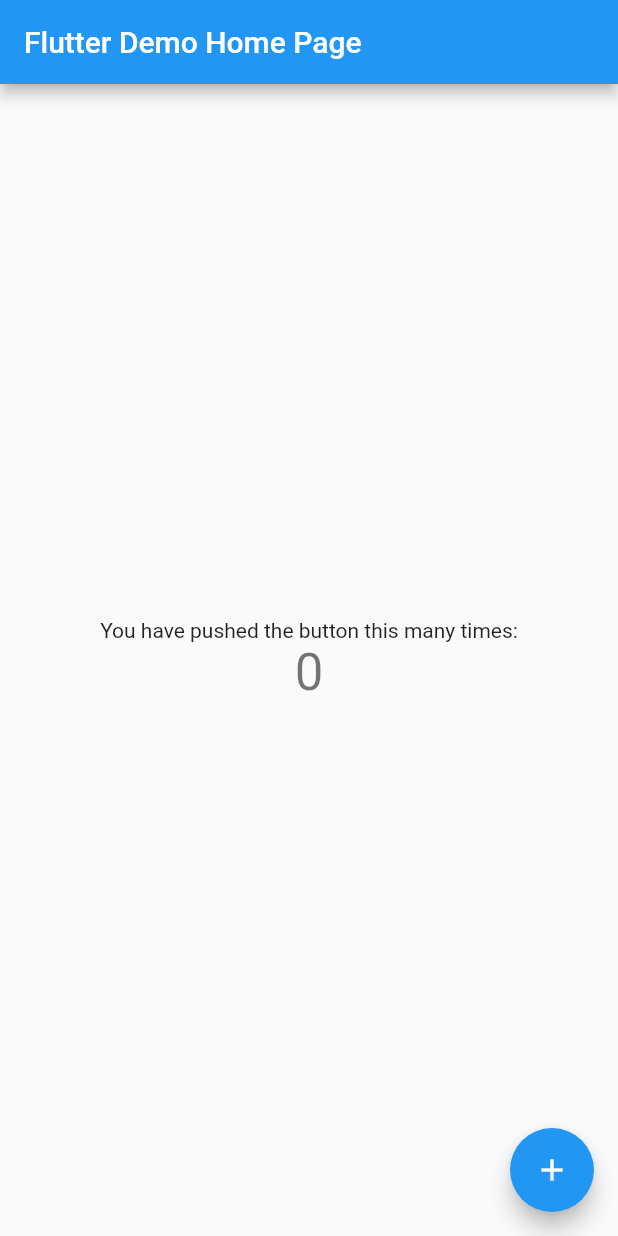
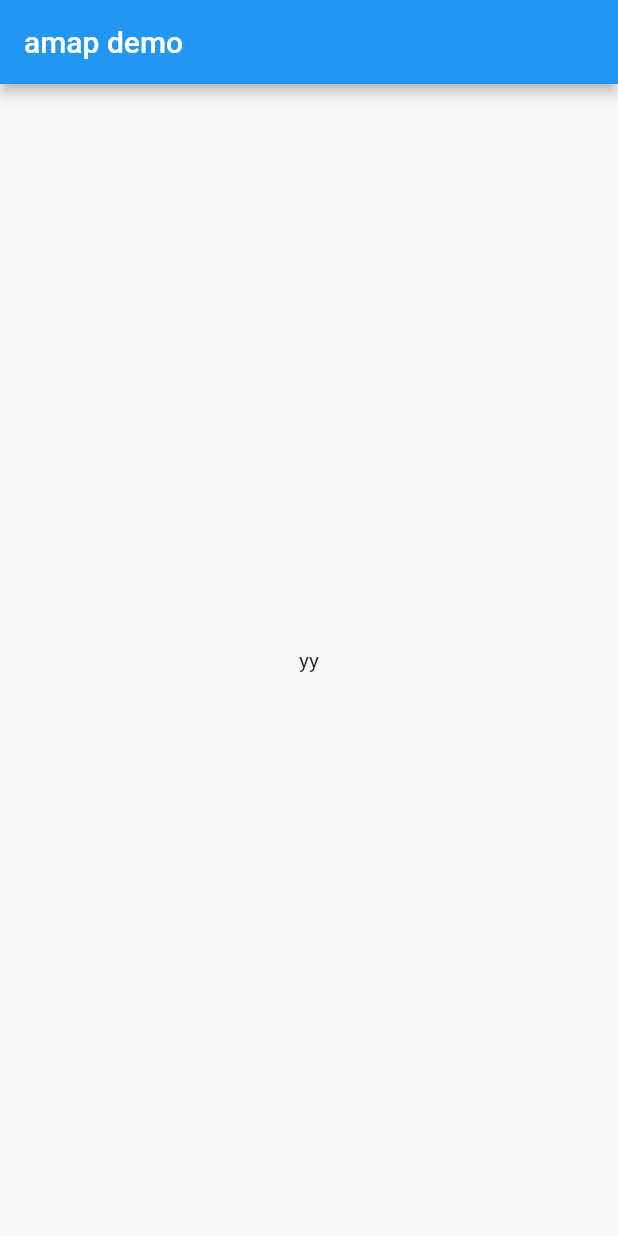
Before and after one commit to jishaofeng89/amap_demo, a Flutter app: the screen it shows after launch, on a phone screen of 412 x 824 dp. Run offline on Flutter 3.47's test engine with Material 2 defaults, Android fonts, the phone set to English and light mode, and no system bars.

```diff
--- a/lib/main.dart
+++ b/lib/main.dart
@@ -1,3 +1,4 @@
+import 'package:amap_demo/map_demo.dart';
 import 'package:flutter/material.dart';
 
 void main() => runApp(MyApp());
@@ -20,7 +21,7 @@ class MyApp extends StatelessWidget {
         // is not restarted.
         primarySwatch: Colors.blue,
       ),
-      home: MyHomePage(title: 'Flutter Demo Home Page'),
+      home: MapDemo(),
     );
   }
 }
--- /dev/null
+++ b/lib/map_demo.dart
@@ -0,0 +1,21 @@
+import 'package:flutter/material.dart';
+
+class MapDemo extends StatefulWidget {
+  MapDemo({Key key}) : super(key: key);
+
+  _MapDemoState createState() => _MapDemoState();
+}
+
+class _MapDemoState extends State<MapDemo> {
+  @override
+  Widget build(BuildContext context) {
+    return Scaffold(
+      appBar: AppBar(
+        title: Text('amap demo'),
+      ),
+      body: Center(
+        child: Text('yy'),
+      ),
+    );
+  }
+}
```
Also changed, not shown: 3 other files.
